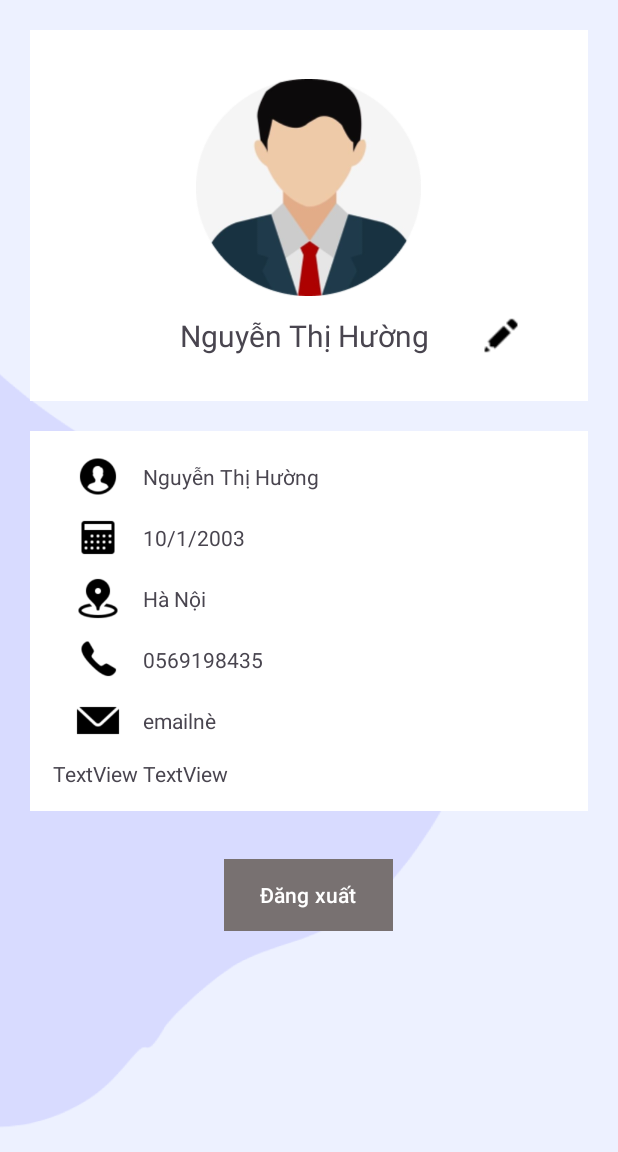
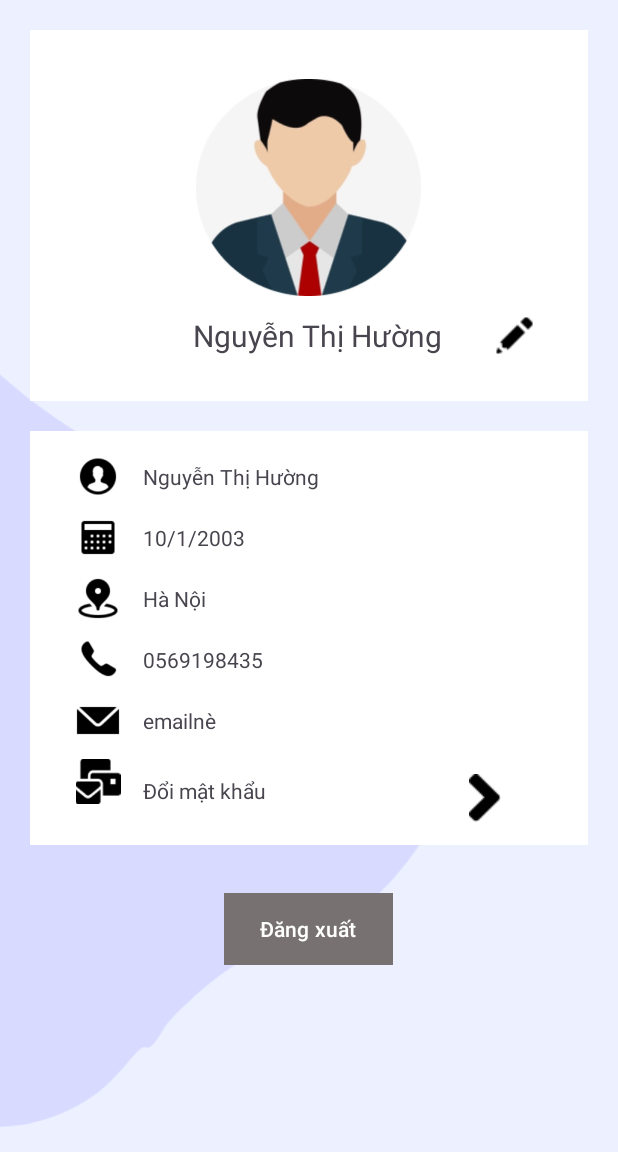
Before and after one commit to nguyenthanhcong03/CSE441_PROJECT, an Android app: the fragment AccountFragment placed in its activity, on a phone screen of 412 x 824 dp, the part 84-1236 px from its top. Run offline under Robolectric (Android 15) with nearby library versions, the phone set to English and light mode, and no system bars.

Commit message:
Update code

```diff
--- a/app/build.gradle.kts
+++ b/app/build.gradle.kts
@@ -56,3 +56,8 @@ dependencies {
     androidTestImplementation(libs.espresso.core)
     implementation(kotlin("script-runtime"))
 }
+java {
+    toolchain {
+        languageVersion = JavaLanguageVersion.of(17)
+    }
+}
--- a/app/src/main/java/com/example/cse441_project/fragment/AccountFragment.java
+++ b/app/src/main/java/com/example/cse441_project/fragment/AccountFragment.java
@@ -1,29 +1,17 @@
 package com.example.cse441_project.fragment;
+
 import android.content.Intent;
 import android.os.Bundle;
-import android.util.Log;
 import android.view.LayoutInflater;
 import android.view.View;
 import android.view.ViewGroup;
 import android.widget.Button;
+import android.widget.ImageButton;
+import android.widget.TableRow;
 
 import androidx.annotation.NonNull;
 import androidx.annotation.Nullable;
 import androidx.fragment.app.Fragment;
-import androidx.recyclerview.widget.LinearLayoutManager;
-import androidx.recyclerview.widget.RecyclerView;
-
-import com.example.cse441_project.R;
-import com.example.cse441_project.adapter.BookAdapter;
-import com.example.cse441_project.model.Book;
-import com.google.android.gms.tasks.OnCompleteListener;
-import com.google.android.gms.tasks.Task;
-import com.google.firebase.firestore.FirebaseFirestore;
-import com.google.firebase.firestore.QueryDocumentSnapshot;
-import com.google.firebase.firestore.QuerySnapshot;
-
-import java.util.ArrayList;
-import java.util.List;
 
 import com.example.cse441_project.R;
 
@@ -32,14 +20,23 @@ public class AccountFragment extends Fragment {
     @Override
     public View onCreateView(@NonNull LayoutInflater inflater, @Nullable ViewGroup container, @Nullable Bundle savedInstanceState) {
         View view = inflater.inflate(R.layout.fragment_manage_account, container, false);
-        Button btnEditAccount = view.findViewById(R.id.btnEditAccount);
 
+        ImageButton btnEditAccount = view.findViewById(R.id.btnEditAccount);
+        TableRow tableRowChangePassword = view.findViewById(R.id.tableRowChangePassword);
 
         btnEditAccount.setOnClickListener(new View.OnClickListener() {
             @Override
             public void onClick(View view) {
-                Intent intent = new Intent(getActivity(), EditAdminProfileActivity.class);
-                startActivity(intent);
+                Intent intent1 = new Intent(getActivity(), EditAdminProfileActivity.class);
+                startActivity(intent1);
+            }
+        });
+
+        tableRowChangePassword.setOnClickListener(new View.OnClickListener() {
+            @Override
+            public void onClick(View view) {
+                Intent intent1 = new Intent(getActivity(), ChangePassWordActivity.class);
+                startActivity(intent1);
             }
         });
 
--- a/app/src/main/res/layout/fragment_manage_account.xml
+++ b/app/src/main/res/layout/fragment_manage_account.xml
@@ -48,11 +48,12 @@
                     android:text="Nguyễn Thị Hường"
                     android:textSize="20sp" />
 
-                <ImageView
+                <ImageButton
                     android:id="@+id/btnEditAccount"
-                    android:layout_width="50dp"
+                    android:layout_width="wrap_content"
                     android:layout_height="match_parent"
                     android:layout_weight="1"
+                    android:background="@android:color/transparent"
                     app:srcCompat="@drawable/ic_edit" />
             </LinearLayout>
         </LinearLayout>
@@ -61,8 +62,8 @@
         <TableLayout
             android:layout_width="match_parent"
             android:layout_height="wrap_content"
-            android:padding="10dp"
-            android:background="@color/white">
+            android:background="@color/white"
+            android:padding="10dp">
 
             <TableRow
                 android:layout_width="match_parent"
@@ -166,21 +167,35 @@
             </TableRow>
 
             <TableRow
+                android:id="@+id/tableRowChangePassword"
                 android:layout_width="match_parent"
                 android:layout_height="match_parent"
                 android:padding="5dp">
 
+                <ImageView
+                    android:id="@+id/imageView9"
+                    android:layout_width="wrap_content"
+                    android:layout_height="30dp"
+                    app:srcCompat="@drawable/ic_change_pass">
+
+                </ImageView>
+
                 <TextView
                     android:id="@+id/textView16"
                     android:layout_width="wrap_content"
-                    android:layout_height="wrap_content"
-                    android:text="TextView" />
+                    android:layout_height="match_parent"
+                    android:gravity="start|center"
+                    android:text="Đổi mật khẩu" />
 
-                <TextView
-                    android:id="@+id/textView17"
+                <ImageButton
+                    android:id="@+id/btnRedirect"
                     android:layout_width="wrap_content"
                     android:layout_height="wrap_content"
-                    android:text="TextView" />
+                    android:paddingTop="10dp"
+
+                    android:paddingStart="100dp"
+                    android:background="@android:color/transparent"
+                    app:srcCompat="@drawable/ic_redirect" />
             </TableRow>
 
         </TableLayout>
--- a/settings.gradle.kts
+++ b/settings.gradle.kts
@@ -11,6 +11,9 @@ pluginManagement {
         gradlePluginPortal()
     }
 }
+plugins {
+    id("org.gradle.toolchains.foojay-resolver-convention") version "0.8.0"
+}
 dependencyResolutionManagement {
     repositoriesMode.set(RepositoriesMode.FAIL_ON_PROJECT_REPOS)
     repositories {
```
Also changed, not shown: app/src/main/AndroidManifest.xml (+13 -5 lines), app/src/main/java/com/example/cse441_project/fragment/ChangePassWordActivity.java (added, +89 -0 lines), app/src/main/java/com/example/cse441_project/fragment/EditAdminProfileActivity.java (+12 -0 lines), app/src/main/res/layout/activity_change_pass_word.xml (added, +165 -0 lines), app/src/main/res/layout/activity_edit_admin_profile.xml (+6 -1 lines), app/src/main/res/layout/activity_quanly_doimatkhau.xml (deleted, +0 -118 lines), app/src/main/res/layout/quanly_dialog_success.xml (added, +38 -0 lines), app/src/main/res/drawable/ic_change_pass.png (added), app/src/main/res/drawable/ic_redirect.png (added), app/src/main/res/drawable/icon_eye_hidden.png (added), app/src/main/res/drawable/icon_eye_show.png (added).
